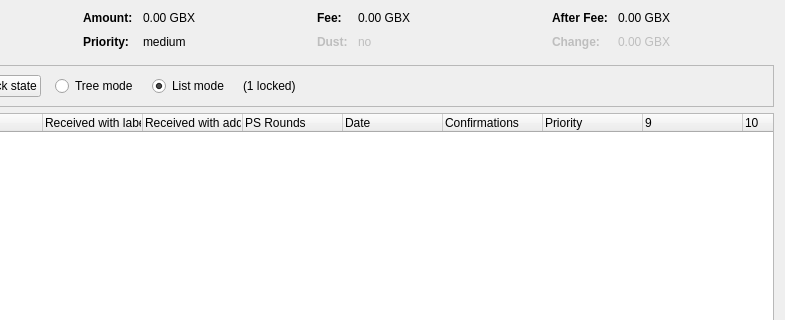
Old version of the form src/qt/forms/coincontroldialog.ui in the repository stannumcoin/stannum; both pictures show x 169 to 954 and y 0 to 320 of the 954 by 500 pixel window.
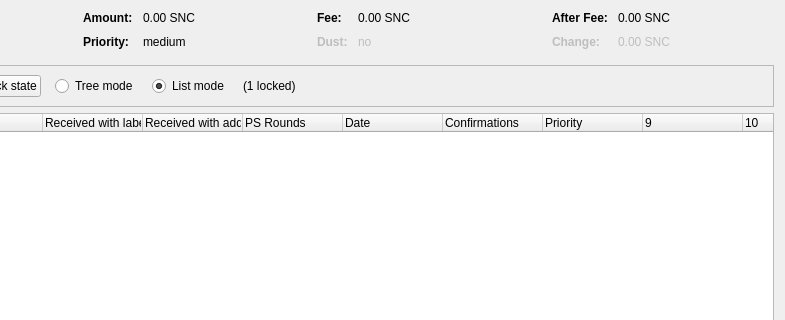
New version of the form. Custom widgets are drawn as their Qt base class.

Patch:
```diff
--- a/src/qt/forms/coincontroldialog.ui
+++ b/src/qt/forms/coincontroldialog.ui
@@ -132,7 +132,7 @@
           <enum>Qt::ActionsContextMenu</enum>
          </property>
          <property name="text">
-          <string notr="true">0.00 GBX</string>
+          <string notr="true">0.00 SNC</string>
          </property>
          <property name="textInteractionFlags">
           <set>Qt::LinksAccessibleByMouse|Qt::TextSelectableByKeyboard|Qt::TextSelectableByMouse</set>
@@ -206,7 +206,7 @@
           <enum>Qt::ActionsContextMenu</enum>
          </property>
          <property name="text">
-          <string notr="true">0.00 GBX</string>
+          <string notr="true">0.00 SNC</string>
          </property>
          <property name="textInteractionFlags">
           <set>Qt::LinksAccessibleByMouse|Qt::TextSelectableByKeyboard|Qt::TextSelectableByMouse</set>
@@ -286,7 +286,7 @@
           <enum>Qt::ActionsContextMenu</enum>
          </property>
          <property name="text">
-          <string notr="true">0.00 GBX</string>
+          <string notr="true">0.00 SNC</string>
          </property>
          <property name="textInteractionFlags">
           <set>Qt::LinksAccessibleByMouse|Qt::TextSelectableByKeyboard|Qt::TextSelectableByMouse</set>
@@ -321,7 +321,7 @@
           <enum>Qt::ActionsContextMenu</enum>
          </property>
          <property name="text">
-          <string notr="true">0.00 GBX</string>
+          <string notr="true">0.00 SNC</string>
          </property>
          <property name="textInteractionFlags">
           <set>Qt::LinksAccessibleByMouse|Qt::TextSelectableByKeyboard|Qt::TextSelectableByMouse</set>
```
